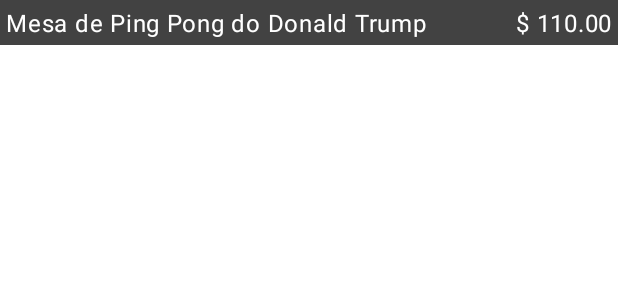
After one commit to CleytonGoncalves/ofertala, an Android app: the layout item_bid_history.xml on its own in the app's theme, with its tools: preview values and no code run, on a phone screen of 412 x 824 dp. The commit adds this screen. Shown: the top 300 px of the screen. Run offline under Robolectric (Android 15) with nearby library versions, the phone set to English and light mode, and no system bars.

Commit message:
Adds bid history

```diff
--- /dev/null
+++ b/app/src/main/res/layout/item_bid_history.xml
@@ -0,0 +1,34 @@
+<?xml version="1.0" encoding="utf-8"?>
+
+
+<RelativeLayout xmlns:android="http://schemas.android.com/apk/res/android"
+    xmlns:tools="http://schemas.android.com/tools"
+    android:layout_width="match_parent"
+    android:layout_height="30dp"
+    android:background="@color/cardview_dark_background"
+    android:padding="4dp"
+    >
+
+    <TextView
+        android:id="@+id/auction_title"
+        android:layout_width="wrap_content"
+        android:layout_height="wrap_content"
+        android:textColor="@color/common_google_signin_btn_text_dark"
+        android:textAppearance="@style/TextAppearance.MaterialComponents.Body1"
+        android:layout_gravity="center_vertical"
+        android:paddingRight="10dp"
+        android:layout_alignParentStart="true"
+        android:ellipsize="end"
+        android:maxLines="1"
+        tools:text="Mesa de Ping Pong do Donald Trump" />
+
+    <TextView
+        android:id="@+id/bid_value"
+        android:layout_width="wrap_content"
+        android:layout_height="wrap_content"
+        android:textColor="@color/common_google_signin_btn_text_dark"
+        android:textAppearance="@style/TextAppearance.MaterialComponents.Body1"
+        android:layout_gravity="center_vertical"
+        android:layout_alignParentEnd="true"
+        tools:text="$ 110.00" />
+</RelativeLayout>
```
Also changed, not shown: app/src/main/java/com/cleytongoncalves/ofertala/features/main/AuctionAdapter.kt (+1 -9 lines), app/src/main/java/com/cleytongoncalves/ofertala/features/main/BidHistoryAdapter.kt (added, +42 -0 lines), app/src/main/java/com/cleytongoncalves/ofertala/features/main/MainActivity.kt (+44 -19 lines), app/src/main/res/layout/activity_main.xml (+31 -17 lines).
